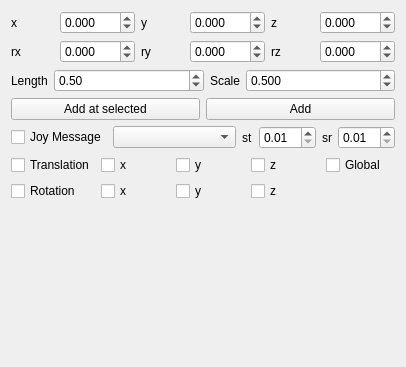
Qt form hg_utils/rqt_interactive_probe/resource/InteractiveProbe.ui (cuixiongyi/hiveground-ros-pkg) before a commit.
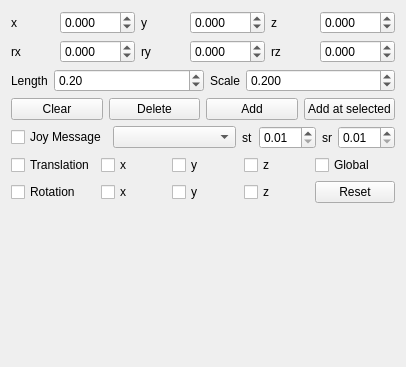
The same form after that commit.

Patch:
```diff
--- a/hg_utils/rqt_interactive_probe/resource/InteractiveProbe.ui
+++ b/hg_utils/rqt_interactive_probe/resource/InteractiveProbe.ui
@@ -247,7 +247,7 @@
         <double>0.010000000000000</double>
        </property>
        <property name="value">
-        <double>0.500000000000000</double>
+        <double>0.200000000000000</double>
        </property>
       </widget>
      </item>
@@ -282,7 +282,7 @@
         <double>0.010000000000000</double>
        </property>
        <property name="value">
-        <double>0.500000000000000</double>
+        <double>0.200000000000000</double>
        </property>
       </widget>
      </item>
@@ -291,9 +291,16 @@
    <item>
     <layout class="QHBoxLayout" name="horizontalLayout_3">
      <item>
-      <widget class="QPushButton" name="add_at_selected_button">
+      <widget class="QPushButton" name="clear_button">
        <property name="text">
-        <string>Add at selected</string>
+        <string>Clear</string>
+       </property>
+      </widget>
+     </item>
+     <item>
+      <widget class="QPushButton" name="delete_button">
+       <property name="text">
+        <string>Delete</string>
        </property>
       </widget>
      </item>
@@ -304,6 +311,13 @@
        </property>
       </widget>
      </item>
+     <item>
+      <widget class="QPushButton" name="add_at_selected_button">
+       <property name="text">
+        <string>Add at selected</string>
+       </property>
+      </widget>
+     </item>
     </layout>
    </item>
    <item>
@@ -420,6 +434,13 @@
        </property>
       </widget>
      </item>
+     <item row="1" column="4">
+      <widget class="QPushButton" name="reset_rotation">
+       <property name="text">
+        <string>Reset</string>
+       </property>
+      </widget>
+     </item>
     </layout>
    </item>
    <item>
@@ -430,7 +451,7 @@
      <property name="sizeHint" stdset="0">
       <size>
        <width>20</width>
-       <height>113</height>
+       <height>108</height>
       </size>
      </property>
     </spacer>
```
Left out of the diff: 99 changed lines with no effect on the pictures.
